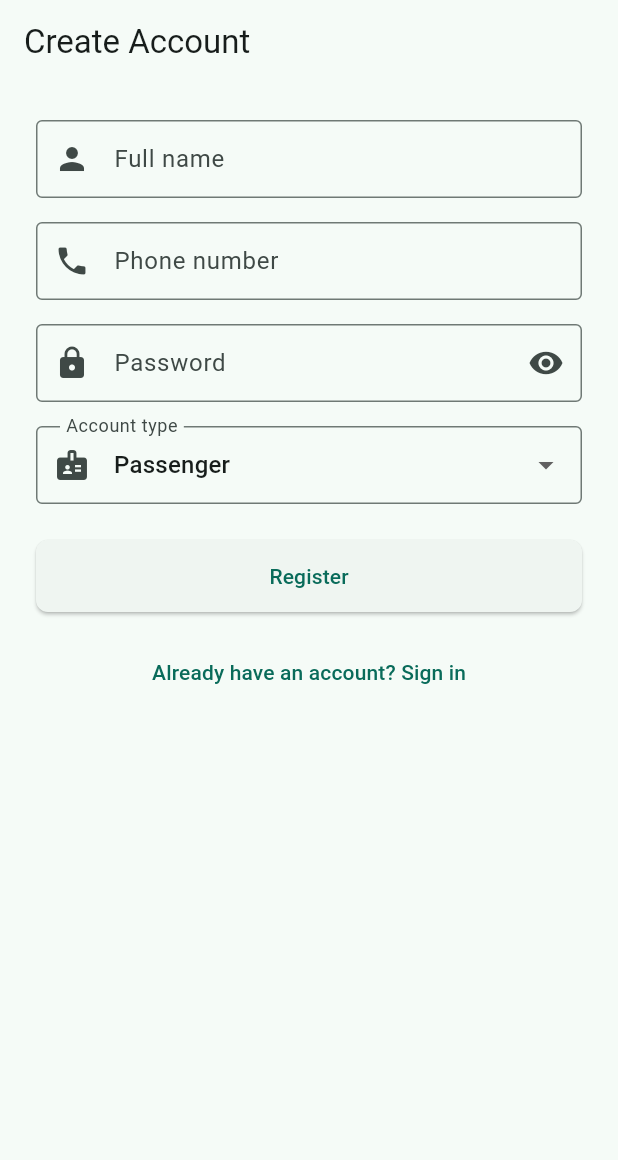
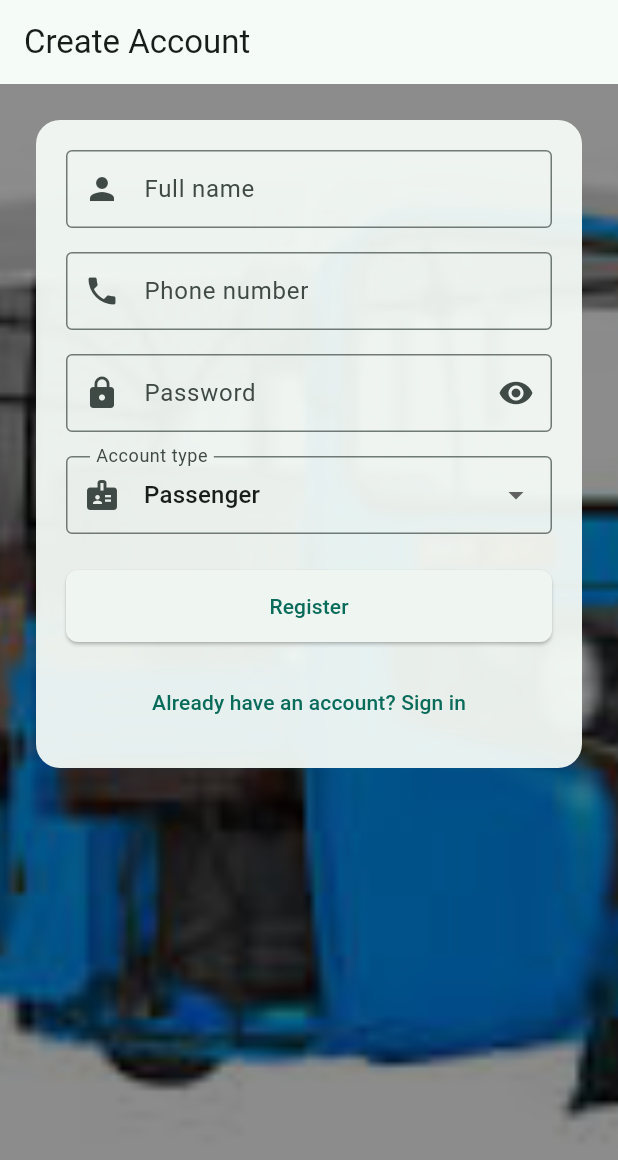
Before and after one commit to Sofi3406/Worabe_Transport, a Flutter app: the screen it shows after launch, after a tap on "Create Account", on a phone screen of 412 x 824 dp. Shown: the top 1160 px of the screen. Run offline on Flutter 3.47's test engine with Material 3 defaults, Android fonts, the phone set to English and light mode, and no system bars; our stand-ins replace connectivity_plus, dio, flutter_riverpod, flutter_secure_storage, go_router, shared_preferences and 2 more; accounts and stored records are empty; network calls fail.

Commit message:
feat: add backgroung image

```diff
--- a/worabe_transport/lib/features/auth/presentation/screens/register_screen.dart
+++ b/worabe_transport/lib/features/auth/presentation/screens/register_screen.dart
@@ -81,9 +81,22 @@ class _RegisterScreenState extends ConsumerState<RegisterScreen> {
   Widget build(BuildContext context) {
     return Scaffold(
       appBar: AppBar(title: const Text('Create Account')),
-      body: SafeArea(
+      body: Stack(
+        fit: StackFit.expand,
+        children: [
+          Image.asset('assets/images/bajaj1.jpg', fit: BoxFit.cover),
+          Container(color: Colors.black45),
+          SafeArea(
             child: SingleChildScrollView(
               padding: const EdgeInsets.all(24),
+              child: Container(
+                padding: const EdgeInsets.all(20),
+                decoration: BoxDecoration(
+                  color: Theme.of(
+                    context,
+                  ).colorScheme.surface.withValues(alpha: 0.94),
+                  borderRadius: BorderRadius.circular(16),
+                ),
                 child: _success
                     ? _SuccessBanner(
                         isDriver: _role == 'driver',
@@ -184,12 +197,17 @@ class _RegisterScreenState extends ConsumerState<RegisterScreen> {
                             const SizedBox(height: 16),
                             TextButton(
                               onPressed: () => context.go('/login'),
-                        child: const Text('Already have an account? Sign in'),
+                              child: const Text(
+                                'Already have an account? Sign in',
+                              ),
                             ),
                           ],
                         ),
                       ),
               ),
+            ),
+          ),
+        ],
       ),
     );
   }
--- a/worabe_transport/lib/features/auth/presentation/screens/welcome_screen.dart
+++ b/worabe_transport/lib/features/auth/presentation/screens/welcome_screen.dart
@@ -7,29 +7,39 @@ class WelcomeScreen extends StatelessWidget {
   @override
   Widget build(BuildContext context) {
     return Scaffold(
-      body: SafeArea(
+      body: Stack(
+        fit: StackFit.expand,
+        children: [
+          Image.asset('assets/images/bajaj1.jpg', fit: BoxFit.cover),
+          Container(color: Colors.black54),
+          SafeArea(
             child: Padding(
               padding: const EdgeInsets.all(24),
               child: Column(
                 crossAxisAlignment: CrossAxisAlignment.stretch,
                 children: [
                   const Spacer(),
-              Icon(Icons.directions_car,
-                  size: 80, color: Theme.of(context).colorScheme.primary),
+                  Icon(
+                    Icons.directions_car,
+                    size: 80,
+                    color: Theme.of(context).colorScheme.primary,
+                  ),
                   const SizedBox(height: 24),
                   Text(
                     'Worabe Transport',
                     textAlign: TextAlign.center,
-                style: Theme.of(context)
-                    .textTheme
-                    .headlineMedium
-                    ?.copyWith(fontWeight: FontWeight.bold),
+                    style: Theme.of(context).textTheme.headlineMedium?.copyWith(
+                      fontWeight: FontWeight.bold,
+                      color: Colors.white,
+                    ),
                   ),
                   const SizedBox(height: 12),
                   Text(
                     'Connect with verified Bajaj drivers in Worabe.',
                     textAlign: TextAlign.center,
-                style: Theme.of(context).textTheme.bodyLarge,
+                    style: Theme.of(
+                      context,
+                    ).textTheme.bodyLarge?.copyWith(color: Colors.white),
                   ),
                   const Spacer(),
                   ElevatedButton(
@@ -39,12 +49,18 @@ class WelcomeScreen extends StatelessWidget {
                   const SizedBox(height: 12),
                   OutlinedButton(
                     onPressed: () => context.go('/register'),
+                    style: OutlinedButton.styleFrom(
+                      foregroundColor: Colors.white,
+                      side: const BorderSide(color: Colors.white),
+                    ),
                     child: const Text('Create Account'),
                   ),
                 ],
               ),
             ),
           ),
+        ],
+      ),
     );
   }
 }
--- a/worabe_transport/pubspec.yaml
+++ b/worabe_transport/pubspec.yaml
@@ -33,3 +33,5 @@ dev_dependencies:
 flutter:
   uses-material-design: true
   generate: true
+  assets:
+    - assets/images/
```
Also changed, not shown: worabe_transport/lib/features/rides/presentation/screens/passenger_home_screen.dart (+30 -6 lines). Lines whose indentation alone changed are shown as unchanged.
